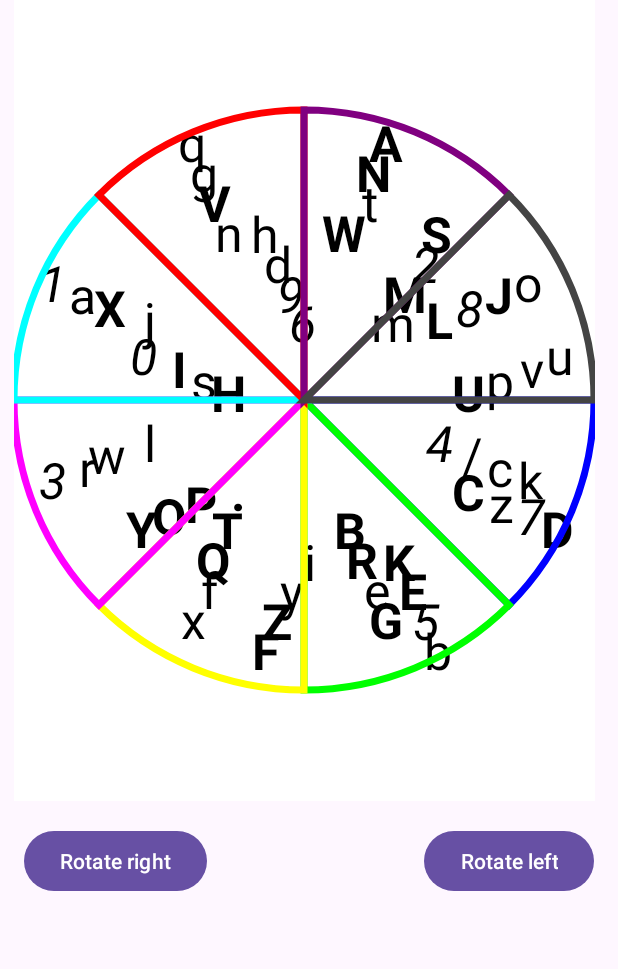
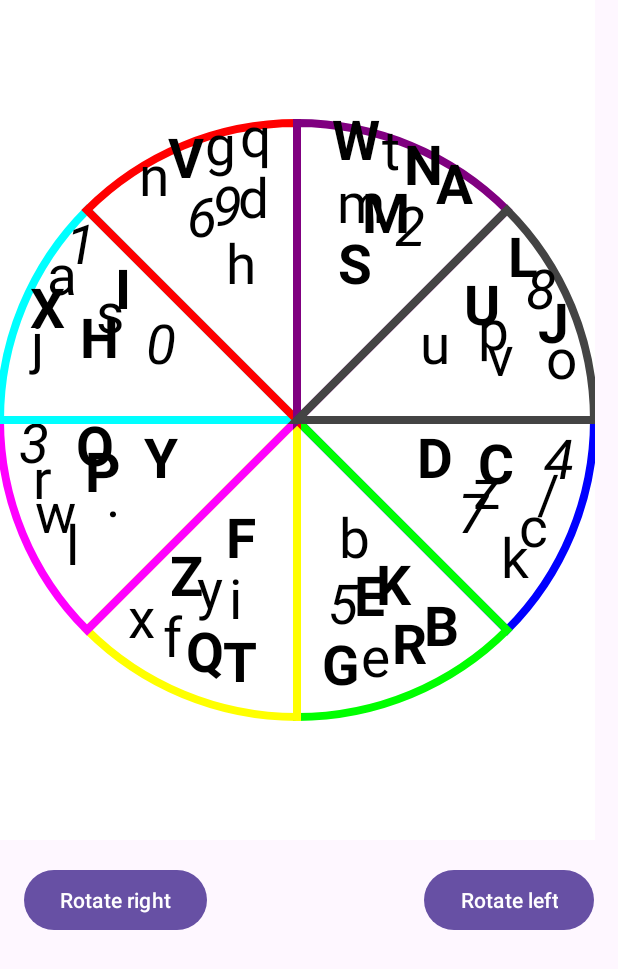
Before and after one commit to alanoudnasser/graphicalPassword, an Android app: the screen it shows after launch (MainActivity), on a phone screen of 412 x 824 dp. Shown: the top 969 px of the screen. Run offline under Robolectric (Android 15) with nearby library versions, the phone set to English and light mode, and no system bars.

Commit message:
new style

```diff
--- a/app/src/main/java/com/example/graphpassword/WheelView.java
+++ b/app/src/main/java/com/example/graphpassword/WheelView.java
@@ -41,6 +41,7 @@ public class WheelView extends View {
     };
     private static final int LINE_COLOR = Color.BLACK;
     private static final int LINE_WIDTH = 5;
+    private static final int POSITION_COLOR = Color.BLACK;
     private int I =0;
     private int usertry=0;
 
@@ -101,7 +102,7 @@ public class WheelView extends View {
     }
 
     @Override
-    protected void onDraw(Canvas canvas) {
+  protected void onDraw(Canvas canvas){
         super.onDraw(canvas);
 
         int width = getWidth();
@@ -111,13 +112,20 @@ public class WheelView extends View {
         // Set the background color to white
         canvas.drawColor(Color.WHITE);
 
+        int NUM_SECTORS = 8; // Number of sectors
+        int NUM_POSITIONS = 8; // Number of positions inside each sector
+
         int startAngle = 0;
         int sweepAngle = 360 / NUM_SECTORS;
 
         for (int i = 0; i < NUM_SECTORS; i++) {
             int endAngle = startAngle + sweepAngle;
 
-      //     edgePaint.setColor(SECTOR_COLORS[i % SECTOR_COLORS.length]);
+            // Draw the sector
+            Paint edgePaint = new Paint();
+            edgePaint.setColor(SECTOR_COLORS[i % SECTOR_COLORS.length]);
+            edgePaint.setStrokeWidth(8);
+            edgePaint.setStyle(Paint.Style.STROKE);
 
             sectorRect.set(
                     width / 2 - radius,
@@ -125,91 +133,188 @@ public class WheelView extends View {
                     width / 2 + radius,
                     height / 2 + radius
             );
+            canvas.drawArc(sectorRect, startAngle, sweepAngle, true, edgePaint);
 
-         //   canvas.drawArc(sectorRect, startAngle, sweepAngle, true, edgePaint);     shadow
+            // Calculate the angle between each position inside the sector
+            int numPositions = NUM_POSITIONS;
+            int positionAngle = sweepAngle / numPositions;
 
-            linePaint.setColor(Color.BLACK);
-           // linePaint.setStrokeWidth(1);
+            // Draw positions inside the sector
+            for (int j = 0; j < numPositions; j++) {
+                int positionStartAngle = startAngle + (j * positionAngle) + (int) rotationAngle;
+                int positionEndAngle = positionStartAngle + positionAngle;
+                // Calculate the position coordinates
+                float positionMidAngle = (startAngle + endAngle) / 2f-rotationAngle ;
 
-            Path linePath = new Path();
-            linePath.arcTo(sectorRect, startAngle, sweepAngle);
-            canvas.drawPath(linePath, linePaint);
+                float positionX, positionY;
+                float spacing= 60f;
 
-            float centerX = width / 2f;
-            float centerY = height / 2f;
-
-            float angle = (startAngle + endAngle) / 2f;
-
-            float[] letterCoordinates = new float[32]; // Increase the array size to 32
-            int[] letterIndices = new int[8]; // Move the declaration here
-
-            for (int j = 0; j < 8; j++) {
-                int row = j / 4; // Calculate the row based on the index
-                int column = j % 4;  // Calculate the column based on the index
-                float letterspacing=30.5f;
-               angle = (startAngle + endAngle) / 2f - rotationAngle;
-                float x = centerX + (float) (radius * ((j +5) / 9.0) * Math.cos(Math.toRadians(angle ))) +(3/4)  * letterspacing;
-                float y = centerY + (float) (radius * ((j + 5) /9.0) * Math.sin(Math.toRadians(angle )))+( 3/4)  * letterspacing;
-
-                textPaint.setTextAlign(Paint.Align.LEFT);
-                // Adjust the y-coordinate based on the row
-                if (row == 1) {
-                    //y -= textPaint.getTextSize();
-                    x = centerX + (float) (radius * ((j) / 9.0) * Math.cos(Math.toRadians(angle))) +(2)  * letterspacing;
-                     y = centerY + (float) (radius * ((j) /9.0) * Math.sin(Math.toRadians(angle))) +(2)  * letterspacing;
-//                    x = centerX + (float) (radius * ((j + 1) / 9.0) * Math.cos(Math.toRadians(angle - rotationAngle))) + (j % 4) * letterSpacing;
-//                    y = centerY + (float) (radius * ((j + 1) / 9.0) * Math.sin(Math.toRadians(angle - rotationAngle))) + (j % 4) * letterSpacing;
-                    textPaint.setTextAlign(Paint.Align.RIGHT);
-                    // Use j*2 and j*2+1 to properly fill the coordinates array
-
+                if (j < 4) {
+                    float characterAngle = positionMidAngle -8+ (j * 7.8f);
+                    // 4 characters positioned close to the arc
+                    float distanceFromArc = (float) (radius * 0.9); // Adjust the distance as desired
+                    float offset = (float) (radius * 0.09); // Adjust the offset as desired
+                    positionX = (float) (width / 2 + distanceFromArc * Math.cos(Math.toRadians( positionMidAngle -10+ (j * 7.8f))))  ;
+                    positionY = (float) (height / 2 + distanceFromArc * Math.sin(Math.toRadians( positionMidAngle -10+ (j * 7.8f)))) ;
+                } else if (j < 7) {
+                  //  float characterAngle = positionMidAngle -7 + (j * 10);
+                    // 3 characters positioned after the 4 characters
+                    float distanceFromArc = (float) (radius * 0.7); // Adjust the distance as desired
+                    float offset = (float) (radius * 0.01); // Adjust the offset as desired
+                    positionX = (float) (width / 2 + distanceFromArc * Math.cos(Math.toRadians(positionMidAngle -35 + (j * 7.5)))) ;
+                    positionY = (float) (height / 2 + distanceFromArc * Math.sin(Math.toRadians(positionMidAngle -35 + (j * 7.5))));
+                } else {
+                    // 1 character positioned towards the inner sector
+                    float distanceFromArc = (float) (radius * 0.5); // Adjust the distance as desired
+                    float characterAngle = positionMidAngle +12 + (j * 10);
+                    float offset = (float) (radius * 0.08f); // Adjust the offset as desired
+                    positionX = (float) (width / 2 + distanceFromArc * Math.cos(Math.toRadians(positionMidAngle-14+(j*2)))) ;
+                    positionY = (float) (height / 2 + distanceFromArc * Math.sin(Math.toRadians(positionMidAngle-14+(j*2))));
                 }
-                letterCoordinates[j * 4] = x;
-                letterCoordinates[j * 4+ 1] = y;
-            }
+                // Calculate the size of the character based on the position radius
+                float positionSize = (float) (radius * 7);
 
 
-            for (int j = 0; j < 8; j++) {
 
-                letterIndices[j] = (i * 8 + j) % ALPHABETS.length;
-            }
+                // Draw the position number at the centered position
+                String character = ALPHABETS[(i * numPositions + j) % ALPHABETS.length];
+                Paint textPaint = new Paint();
+                textPaint.setColor(POSITION_COLOR);
+                textPaint.setTextSize(55); // Adjust the text size as desired
+                textPaint.setTextAlign(Paint.Align.CENTER);
 
-           // int colorIndex = (i + (NUM_SECTORS - (int) (rotationAngle / (360f / NUM_SECTORS)))) % NUM_SECTORS;
-            //textPaint.setColor(SECTOR_COLORS[colorIndex % SECTOR_COLORS.length]);
-
-            for (int j = 0; j < 8; j++) {
-                String letter = ALPHABETS[letterIndices[j]]; // Get the letter from the ALPHABETS array
-
-                // Check if the letter is uppercase
-                boolean isUppercase = Character.isUpperCase(letter.charAt(0));
-                boolean isNumber = Character.isDigit(letter.charAt(0));
-                // Apply bold formatting if it is uppercase
-                boolean isSpecialCharacter = letter.equals(".") || letter.equals("\\");
-                // Apply appropriate formatting based on the letter type
-                if (isUppercase || isSpecialCharacter) {
+                // Apply font styles based on the type of character
+                if (Character.isUpperCase(character.charAt(0))) {
                     textPaint.setTypeface(Typeface.defaultFromStyle(Typeface.BOLD));
-                } else if (isNumber) {
+                } else if (Character.isDigit(character.charAt(0))) {
                     textPaint.setTypeface(Typeface.defaultFromStyle(Typeface.ITALIC));
-                } else {
-                    textPaint.setTypeface(Typeface.DEFAULT);
                 }
 
-                // Draw the letter on the canvas
-                canvas.drawText(letter, letterCoordinates[j * 4], letterCoordinates[j * 4 + 1], textPaint);
-            //    canvas.drawText(ALPHABETS[letterIndices[j]], letterCoordinates[j * 4], letterCoordinates[j * 4 + 1], textPaint);
+
+                // Draw the character
+                for (int k = 0; k < character.length(); k++) {
+                    canvas.drawText(String.valueOf(character.charAt(k)), positionX+1, positionY+1, textPaint);
+                    positionX += positionSize; // Move to the next position
+                }
+
 
             }
 
             startAngle = endAngle;
         }
-
-        edgePaint.setStrokeWidth(7);
-        edgePaint.setStyle(Paint.Style.STROKE);
-
-        for (int i = 0; i < NUM_SECTORS; i++) {
-            edgePaint.setColor(SECTOR_COLORS[i % SECTOR_COLORS.length]);
-            canvas.drawArc(sectorRect, i * sweepAngle, sweepAngle, true, edgePaint);
-        }
     }
+//
+//
+//
+//    {
+//        super.onDraw(canvas);
+//
+//        int width = getWidth();
+//        int height = getHeight();
+//        int radius = Math.min(width, height) / 2;
+//
+//        // Set the background color to white
+//        canvas.drawColor(Color.WHITE);
+//
+//        int startAngle = 0;
+//        int sweepAngle = 360 / NUM_SECTORS;
+//
+//        for (int i = 0; i < NUM_SECTORS; i++) {
+//            int endAngle = startAngle + sweepAngle;
+//
+//      //     edgePaint.setColor(SECTOR_COLORS[i % SECTOR_COLORS.length]);
+//
+//            sectorRect.set(
+//                    width / 2 - radius,
+//                    height / 2 - radius,
+//                    width / 2 + radius,
+//                    height / 2 + radius
+//            );
+//
+//         //   canvas.drawArc(sectorRect, startAngle, sweepAngle, true, edgePaint);     shadow
+//
+//            linePaint.setColor(Color.BLACK);
+//           // linePaint.setStrokeWidth(1);
+//
+//            Path linePath = new Path();
+//            linePath.arcTo(sectorRect, startAngle, sweepAngle);
+//            canvas.drawPath(linePath, linePaint);
+//
+//            float centerX = width / 2f;
+//            float centerY = height / 2f;
+//
+//            float angle = (startAngle + endAngle) / 2f;
+//
+//            float[] letterCoordinates = new float[32]; // Increase the array size to 32
+//            int[] letterIndices = new int[8]; // Move the declaration here
+//
+//            for (int j = 0; j < 8; j++) {
+//                int row = j / 4; // Calculate the row based on the index
+//                int column = j % 4;  // Calculate the column based on the index
+//                float letterspacing=30.5f;
+//               angle = (startAngle + endAngle) / 2f - rotationAngle;
+//                float x = centerX + (float) (radius * ((j +5) / 9.0) * Math.cos(Math.toRadians(angle ))) +(3/4)  * letterspacing;
+//                float y = centerY + (float) (radius * ((j + 5) /9.0) * Math.sin(Math.toRadians(angle )))+( 3/4)  * letterspacing;
+//
+//                textPaint.setTextAlign(Paint.Align.LEFT);
+//                // Adjust the y-coordinate based on the row
+//                if (row == 1) {
+//                    //y -= textPaint.getTextSize();
+//                    x = centerX + (float) (radius * ((j) / 9.0) * Math.cos(Math.toRadians(angle))) +(2)  * letterspacing;
+//                     y = centerY + (float) (radius * ((j) /9.0) * Math.sin(Math.toRadians(angle))) +(2)  * letterspacing;
+////                    x = centerX + (float) (radius * ((j + 1) / 9.0) * Math.cos(Math.toRadians(angle - rotationAngle))) + (j % 4) * letterSpacing;
+////                    y = centerY + (float) (radius * ((j + 1) / 9.0) * Math.sin(Math.toRadians(angle - rotationAngle))) + (j % 4) * letterSpacing;
+//                    textPaint.setTextAlign(Paint.Align.RIGHT);
+//                    // Use j*2 and j*2+1 to properly fill the coordinates array
+//
+//                }
+//                letterCoordinates[j * 4] = x;
+//                letterCoordinates[j * 4+ 1] = y;
+//            }
+//
+//
+//            for (int j = 0; j < 8; j++) {
+//
+//                letterIndices[j] = (i * 8 + j) % ALPHABETS.length;
+//            }
+//
+//           // int colorIndex = (i + (NUM_SECTORS - (int) (rotationAngle / (360f / NUM_SECTORS)))) % NUM_SECTORS;
+//            //textPaint.setColor(SECTOR_COLORS[colorIndex % SECTOR_COLORS.length]);
+//
+//            for (int j = 0; j < 8; j++) {
+//                String letter = ALPHABETS[letterIndices[j]]; // Get the letter from the ALPHABETS array
+//
+//                // Check if the letter is uppercase
+//                boolean isUppercase = Character.isUpperCase(letter.charAt(0));
+//                boolean isNumber = Character.isDigit(letter.charAt(0));
+//                // Apply bold formatting if it is uppercase
+//                boolean isSpecialCharacter = letter.equals(".") || letter.equals("\\");
+//                // Apply appropriate formatting based on the letter type
+//                if (isUppercase || isSpecialCharacter) {
+//                    textPaint.setTypeface(Typeface.defaultFromStyle(Typeface.BOLD));
+//                } else if (isNumber) {
+//                    textPaint.setTypeface(Typeface.defaultFromStyle(Typeface.ITALIC));
+//                } else {
+//                    textPaint.setTypeface(Typeface.DEFAULT);
+//                }
+//
+//                // Draw the letter on the canvas
+//                canvas.drawText(letter, letterCoordinates[j * 4], letterCoordinates[j * 4 + 1], textPaint);
+//            //    canvas.drawText(ALPHABETS[letterIndices[j]], letterCoordinates[j * 4], letterCoordinates[j * 4 + 1], textPaint);
+//
+//            }
+//
+//            startAngle = endAngle;
+//        }
+//
+//        edgePaint.setStrokeWidth(7);
+//        edgePaint.setStyle(Paint.Style.STROKE);
+//
+//        for (int i = 0; i < NUM_SECTORS; i++) {
+//            edgePaint.setColor(SECTOR_COLORS[i % SECTOR_COLORS.length]);
+//            canvas.drawArc(sectorRect, i * sweepAngle, sweepAngle, true, edgePaint);
+//        }
+//    }
 
 
 
@@ -247,7 +352,7 @@ public class WheelView extends View {
                         String currentText = textView.getText().toString();
                         String newText = currentText + selectedLetters.toString();
 
-                        String realPass = "Ss12Kml";
+                        String realPass = "Ss1Hlm";
                         if(usertry!=3){
                         if (checkpassword(newText, I)) {
                             if (realPass.length() - 1 <= I) {
@@ -358,7 +463,7 @@ public class WheelView extends View {
 
     public boolean checkpassword(String x,int y){
         int i =y;
-        String realpass = "Ss12Kml";
+        String realpass = "Ss1Hlm";
         String pass = x;
         if (realpass.length() > 0 && pass.length() > 0 &&i<=realpass.length()) {
             char firstLetter = realpass.charAt(i);
--- a/app/src/main/res/layout/activity_main.xml
+++ b/app/src/main/res/layout/activity_main.xml
@@ -11,8 +11,8 @@
 
     <com.example.graphpassword.WheelView
         android:id="@+id/wheelView"
-        android:layout_width="387dp"
-        android:layout_height="534dp"
+        android:layout_width="400dp"
+        android:layout_height="560dp"
         android:layout_alignParentEnd="true"
         android:layout_marginEnd="15dp" />
 
```
